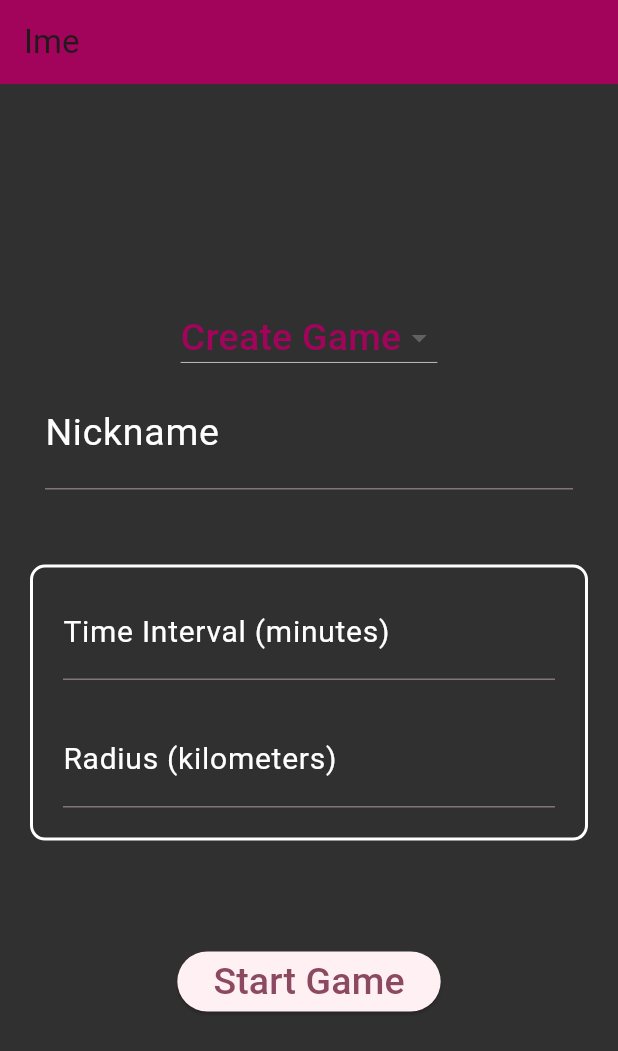
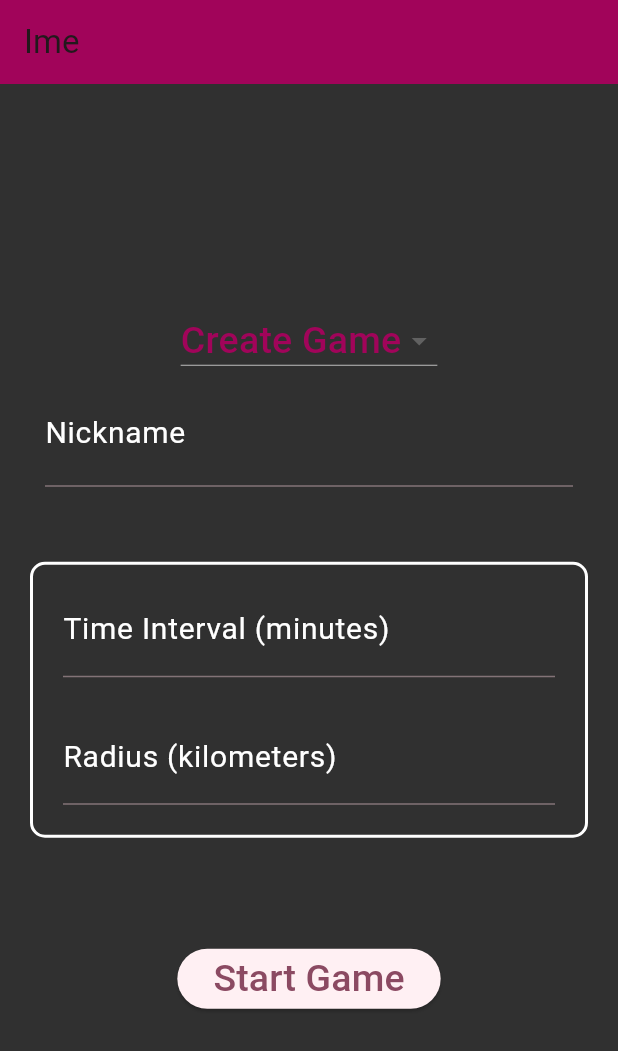
Before and after one commit to KlaraMlinaric/flutter_application_1, a Flutter app: the screen it shows after launch, on a phone screen of 412 x 824 dp. Shown: the top 1051 px of the screen. Run offline on Flutter 3.47's test engine with Material 3 defaults, Android fonts, the phone set to English and light mode, and no system bars; our stand-ins replace google_maps_flutter; missing offline and left inert: flutter_config.

Commit message:
popravio neke gluposti

```diff
--- a/lib/main.dart
+++ b/lib/main.dart
@@ -46,8 +46,9 @@ class _MyHomePageState extends State<MyHomePage> {
   @override
   Widget build(BuildContext context) {
     return Scaffold(
+      resizeToAvoidBottomInset: false,
       appBar: AppBar(
-        backgroundColor: Color(0xFFA1045A),
+        backgroundColor: const Color(0xFFA1045A),
         title: Text(widget.title),
       ),
       body: Center(
@@ -67,7 +68,7 @@ class _MyHomePageState extends State<MyHomePage> {
                       value: value,
                       child: Text(
                         value,
-                        style: TextStyle(
+                        style: const TextStyle(
                           color: Color(0xFFA1045A),
                           fontSize: 25.0,
                         ),
@@ -78,14 +79,14 @@ class _MyHomePageState extends State<MyHomePage> {
             ),
 
             Padding(
-              padding: EdgeInsets.symmetric(horizontal: 30.0),
+              padding: const EdgeInsets.symmetric(horizontal: 30.0),
               child: TextField(
                 controller: _nicknameController,
-                decoration: InputDecoration(
+                decoration: const InputDecoration(
                   labelText: 'Nickname',
-                  labelStyle: TextStyle(color: Colors.white, fontSize: 25.0),
+                  labelStyle: TextStyle(color: Colors.white, fontSize: 20.0),
                 ),
-                style: TextStyle(
+                style: const TextStyle(
                   color: Colors.white,
                   fontSize: 25.0,
                 ),
@@ -95,20 +96,20 @@ class _MyHomePageState extends State<MyHomePage> {
             // Enter code
             if (_selectedOption == 'Join Game')
               Padding(
-                padding: EdgeInsets.symmetric(horizontal: 30.0),
+                padding: const EdgeInsets.symmetric(horizontal: 30.0),
                 child: TextField(
                   controller: _codeController,
-                  decoration: InputDecoration(
+                  decoration: const InputDecoration(
                     labelText: 'Enter Code',
                     labelStyle: TextStyle(color: Colors.white, fontSize: 25.0),
                   ),
-                  style: TextStyle(
+                  style: const TextStyle(
                     color: Colors.white,
                     fontSize: 25.0,
                   ),
                 ),
               ),
-            SizedBox(
+            const SizedBox(
               height: 0.0,
               width: 300,
             ),
@@ -116,7 +117,7 @@ class _MyHomePageState extends State<MyHomePage> {
             // White box
             if (_selectedOption == 'Create Game')
               Padding(
-                padding: EdgeInsets.symmetric(horizontal: 20.0, vertical: 50.0),
+                padding: const EdgeInsets.symmetric(horizontal: 20.0, vertical: 50.0),
                 child: Container(
                   decoration: BoxDecoration(
                     borderRadius: BorderRadius.circular(10.0),
@@ -129,50 +130,49 @@ class _MyHomePageState extends State<MyHomePage> {
                     children: [
                       // User input time interval
                       Padding(
-                        padding: EdgeInsets.symmetric(
+                        padding: const EdgeInsets.symmetric(
                             horizontal: 20.0, vertical: 10.0),
                         child: TextField(
                           controller: _timeIntervalController,
                           keyboardType: TextInputType.number,
-                          decoration: InputDecoration(
+                          decoration: const InputDecoration(
                             labelText: 'Time Interval (minutes)',
                             labelStyle:
                                 TextStyle(color: Colors.white, fontSize: 20.0),
                           ),
-                          style: TextStyle(
+                          style: const TextStyle(
                             color: Colors.white,
                             fontSize: 20.0,
                           ),
                         ),
                       ),
 
-                      SizedBox(height: 0.0),
 
                       // User input for radius
                       Padding(
-                        padding: EdgeInsets.symmetric(
+                        padding: const EdgeInsets.symmetric(
                             horizontal: 20.0, vertical: 10.0),
                         child: TextField(
                           controller: _radiusController,
                           keyboardType: TextInputType.number,
-                          decoration: InputDecoration(
+                          decoration: const InputDecoration(
                             labelText: 'Radius (kilometers)',
                             labelStyle:
                                 TextStyle(color: Colors.white, fontSize: 20.0),
                           ),
-                          style: TextStyle(
+                          style: const TextStyle(
                             color: Colors.white,
                             fontSize: 20.0,
                           ),
                         ),
                       ),
-                      SizedBox(height: 10.0),
+                      const SizedBox(height: 10.0),
                     ],
                   ),
                 ),
               ),
 
-            SizedBox(
+            const SizedBox(
               height: 20.0,
               width: 300,
             ), // Padding for enter code bar
@@ -220,7 +220,7 @@ class StartButton extends StatelessWidget {
   Widget build(BuildContext context) {
     return ElevatedButton(
       onPressed: onPressed,
-      child: Text(
+      child: const Text(
         'Start Game',
         style: TextStyle(
           fontSize: 25.0,
```
